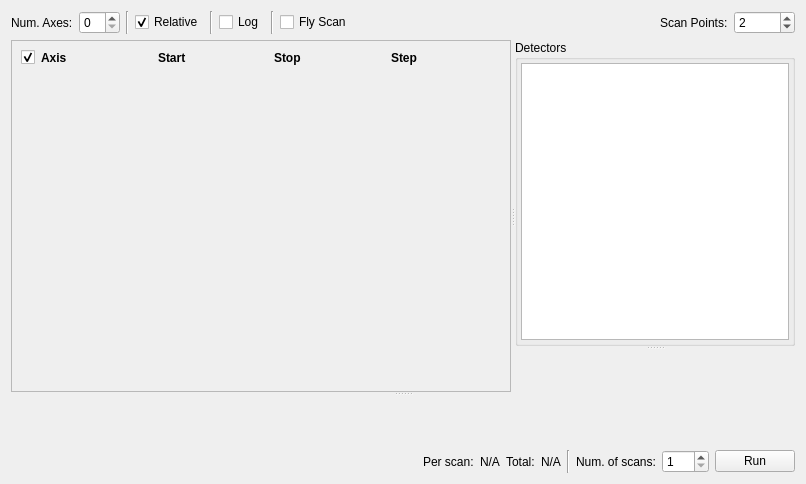
Qt form src/firefly/plans/line_scan.ui (spc-group/haven) before a commit.
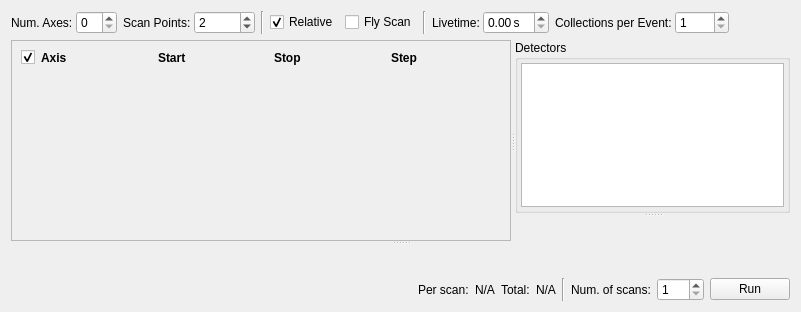
The same form after that commit. Custom widgets are drawn as their Qt base class.

Commit message:
Haven scan() plan can prepare detectors.
Also:
- Merged _count.py with _bluesky.py
- Add efficiency to Firefly duration labels.

The edit to the form file:
```diff
--- a/src/firefly/plans/line_scan.ui
+++ b/src/firefly/plans/line_scan.ui
@@ -6,8 +6,8 @@
    <rect>
     <x>0</x>
     <y>0</y>
-    <width>806</width>
-    <height>484</height>
+    <width>801</width>
+    <height>312</height>
    </rect>
   </property>
   <property name="windowTitle">
@@ -17,6 +17,11 @@
    <item>
     <layout class="QHBoxLayout" name="horizontalLayout">
      <item>
+      <layout class="QHBoxLayout" name="horizontalLayout_6">
+       <property name="spacing">
+        <number>3</number>
+       </property>
+       <item>
       <widget class="QLabel" name="num_motor_label">
        <property name="sizePolicy">
         <sizepolicy hsizetype="Fixed" vsizetype="Preferred">
@@ -54,6 +59,44 @@
        </property>
       </widget>
      </item>
+      </layout>
+     </item>
+     <item>
+      <layout class="QHBoxLayout" name="horizontalLayout_2">
+       <property name="spacing">
+        <number>3</number>
+       </property>
+       <item>
+        <widget class="QLabel" name="num_pts_label">
+         <property name="sizePolicy">
+          <sizepolicy hsizetype="Fixed" vsizetype="Preferred">
+           <horstretch>0</horstretch>
+           <verstretch>0</verstretch>
+          </sizepolicy>
+         </property>
+         <property name="text">
+          <string>Scan Points:</string>
+         </property>
+        </widget>
+       </item>
+       <item>
+        <widget class="QSpinBox" name="scan_pts_spin_box">
+         <property name="minimum">
+          <number>1</number>
+         </property>
+         <property name="maximum">
+          <number>10000</number>
+         </property>
+         <property name="value">
+          <number>2</number>
+         </property>
+         <property name="displayIntegerBase">
+          <number>10</number>
+         </property>
+        </widget>
+       </item>
+      </layout>
+     </item>
      <item>
       <widget class="Line" name="line_2">
        <property name="orientation">
@@ -74,27 +117,6 @@
        </property>
       </widget>
      </item>
-     <item>
-      <widget class="Line" name="line_3">
-       <property name="orientation">
-        <enum>Qt::Vertical</enum>
-       </property>
-      </widget>
-     </item>
-     <item>
-      <widget class="QCheckBox" name="log_scan_checkbox">
-       <property name="text">
-        <string>Log</string>
-       </property>
-      </widget>
-     </item>
-     <item>
-      <widget class="Line" name="line_4">
-       <property name="orientation">
-        <enum>Qt::Vertical</enum>
-       </property>
-      </widget>
-     </item>
      <item>
       <widget class="QCheckBox" name="fly_checkbox">
        <property name="text">
@@ -102,6 +124,70 @@
        </property>
       </widget>
      </item>
+     <item>
+      <widget class="Line" name="line_3">
+       <property name="orientation">
+        <enum>Qt::Vertical</enum>
+       </property>
+      </widget>
+     </item>
+     <item>
+      <layout class="QHBoxLayout" name="horizontalLayout_4">
+       <property name="spacing">
+        <number>3</number>
+       </property>
+       <item>
+        <widget class="QLabel" name="label_9">
+         <property name="text">
+          <string>Livetime:</string>
+         </property>
+        </widget>
+       </item>
+       <item>
+        <widget class="QDoubleSpinBox" name="livetime_spinbox">
+         <property name="toolTip">
+          <string>&lt;html&gt;&lt;head/&gt;&lt;body&gt;&lt;p&gt;How long should each exposure be. 0 means whatever is currently set.&lt;/p&gt;&lt;p&gt;&lt;br/&gt;&lt;/p&gt;&lt;/body&gt;&lt;/html&gt;</string>
+         </property>
+         <property name="suffix">
+          <string> s</string>
+         </property>
+        </widget>
+       </item>
+      </layout>
+     </item>
+     <item>
+      <layout class="QHBoxLayout" name="horizontalLayout_5">
+       <property name="spacing">
+        <number>3</number>
+       </property>
+       <item>
+        <widget class="QLabel" name="label_4">
+         <property name="text">
+          <string>Collections per Event:</string>
+         </property>
+        </widget>
+       </item>
+       <item>
+        <widget class="QSpinBox" name="collections_per_event_spinbox">
+         <property name="enabled">
+          <bool>true</bool>
+         </property>
+         <property name="toolTip">
+          <string>The number of frames to measure in each reading.</string>
+         </property>
+         <property name="minimum">
+          <number>1</number>
+         </property>
+         <property name="maximum">
+          <number>1000</number>
+         </property>
+         <property name="value">
+          <number>1</number>
+         </property>
+        </widget>
+       </item>
+      </layout>
+     </item>
      <item>
       <spacer name="horizontalSpacer">
        <property name="orientation">
@@ -115,35 +201,6 @@
        </property>
       </spacer>
      </item>
-     <item>
-      <widget class="QLabel" name="num_pts_label">
-       <property name="sizePolicy">
-        <sizepolicy hsizetype="Fixed" vsizetype="Preferred">
-         <horstretch>0</horstretch>
-         <verstretch>0</verstretch>
-        </sizepolicy>
-       </property>
-       <property name="text">
-        <string>Scan Points:</string>
-       </property>
-      </widget>
-     </item>
-     <item>
-      <widget class="QSpinBox" name="scan_pts_spin_box">
-       <property name="minimum">
-        <number>1</number>
-       </property>
-       <property name="maximum">
-        <number>10000</number>
-       </property>
-       <property name="value">
-        <number>2</number>
-       </property>
-       <property name="displayIntegerBase">
-        <number>10</number>
-       </property>
-      </widget>
-     </item>
     </layout>
    </item>
    <item>
@@ -171,7 +228,7 @@
           <x>0</x>
           <y>0</y>
           <width>498</width>
-          <height>345</height>
+          <height>192</height>
          </rect>
         </property>
         <layout class="QVBoxLayout" name="verticalLayout_7">
```
Left out of the diff: 9 changed lines with no effect on the pictures. Lines whose indentation alone changed are shown as unchanged. The commit also changes 15 other files.
